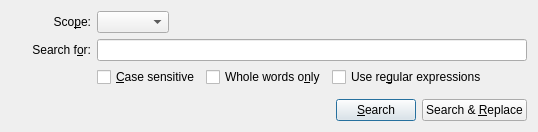
Above: src/plugins/coreplugin/find/finddialog.ui from qt-creator/qt-creator before the change. Below: the same form after it.
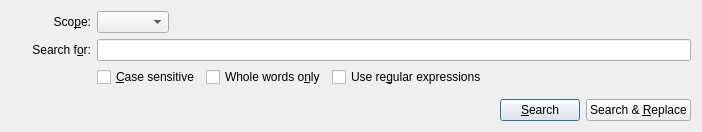
That is the form after the change. Custom widgets are drawn as their Qt base class.

Commit message:
Core: Give "New Search" form a minimum width
The search form width depended on the translation and how wide the
three check boxes below the search field were.

Give the form a minimum width of ~680px, to better accommodate
search terms, paths and file extension lists.

Fixes: QTCREATORBUG-27162

What changed in the file:
```diff
--- a/src/plugins/coreplugin/find/finddialog.ui
+++ b/src/plugins/coreplugin/find/finddialog.ui
@@ -2,20 +2,6 @@
 <ui version="4.0">
  <class>Core::Internal::FindDialog</class>
  <widget class="QWidget" name="Core::Internal::FindDialog">
-  <property name="geometry">
-   <rect>
-    <x>0</x>
-    <y>0</y>
-    <width>673</width>
-    <height>240</height>
-   </rect>
-  </property>
-  <property name="maximumSize">
-   <size>
-    <width>680</width>
-    <height>16777215</height>
-   </size>
-  </property>
   <layout class="QGridLayout" name="gridLayout">
    <property name="sizeConstraint">
     <enum>QLayout::SetFixedSize</enum>
@@ -202,6 +188,12 @@
        <verstretch>10</verstretch>
       </sizepolicy>
      </property>
+     <property name="minimumSize">
+      <size>
+       <width>680</width>
+       <height>0</height>
+      </size>
+     </property>
     </widget>
    </item>
   </layout>
```
